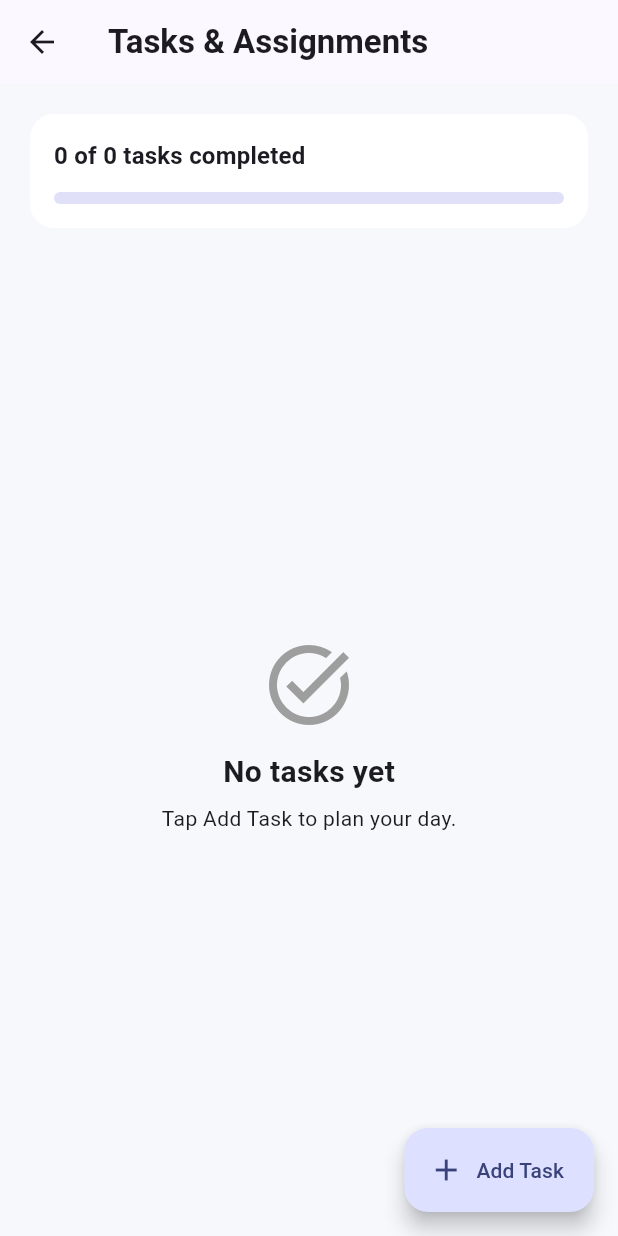
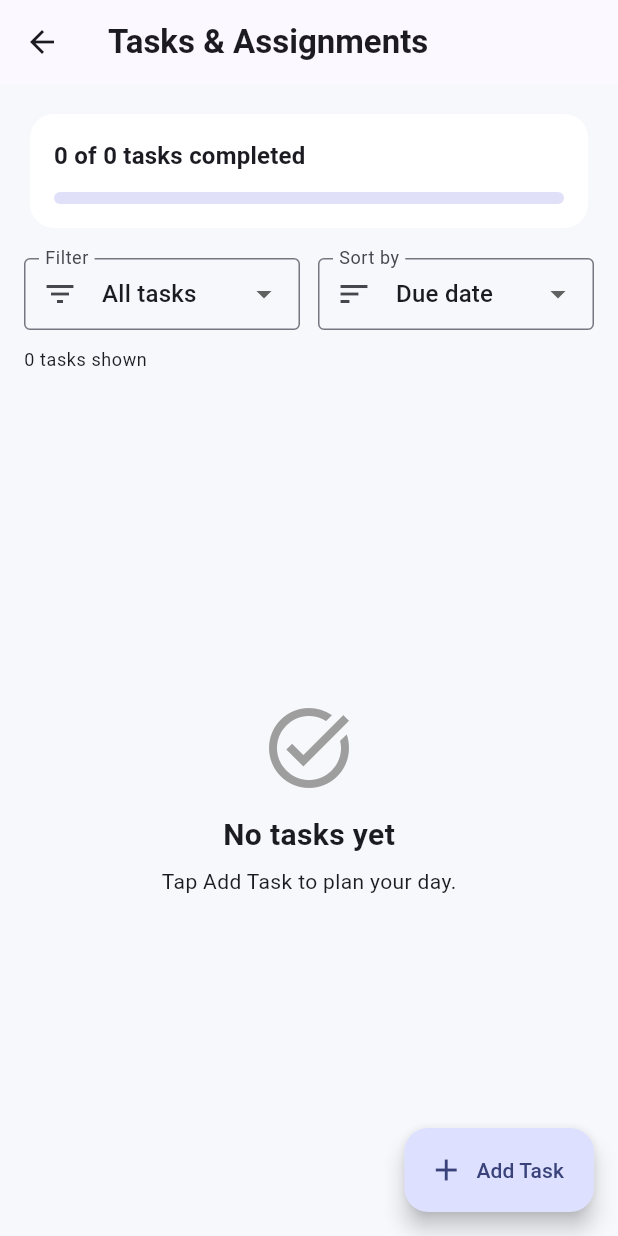
Before and after one commit to VarshiniAyyapusetty/student_productivity_planner, a Flutter app: the TasksScreen screen opened directly, on a phone screen of 412 x 824 dp. Run offline on Flutter 3.47's test engine with Material 3 defaults, Android fonts, the phone set to English and light mode, and no system bars; our stand-ins replace shared_preferences; accounts and stored records are empty.

Commit message:
Added task filtering and sorting

```diff
--- a/lib/screens/tasks_screen.dart
+++ b/lib/screens/tasks_screen.dart
@@ -3,6 +3,10 @@ import 'package:provider/provider.dart';
 
 import '../models/task.dart';
 import '../providers/task_provider.dart';
+
+enum _TaskFilter { all, pending, completed, high, medium, low }
+
+enum _TaskSort { dueDate, priority, title }
 
 class TasksScreen extends StatefulWidget {
   const TasksScreen({super.key});
@@ -17,6 +21,9 @@ class _TasksScreenState extends State<TasksScreen> {
 
   TaskPriority _selectedPriority = TaskPriority.medium;
   DateTime? _selectedDate;
+
+  _TaskFilter _selectedFilter = _TaskFilter.all;
+  _TaskSort _selectedSort = _TaskSort.dueDate;
 
   @override
   void dispose() {
@@ -157,10 +164,63 @@ class _TasksScreenState extends State<TasksScreen> {
     context.read<TaskProvider>().deleteTask(task.id);
   }
 
+  List<Task> _getVisibleTasks(List<Task> allTasks) {
+    final filteredTasks = allTasks.where((task) {
+      switch (_selectedFilter) {
+        case _TaskFilter.all:
+          return true;
+        case _TaskFilter.pending:
+          return !task.isCompleted;
+        case _TaskFilter.completed:
+          return task.isCompleted;
+        case _TaskFilter.high:
+          return task.priority == TaskPriority.high;
+        case _TaskFilter.medium:
+          return task.priority == TaskPriority.medium;
+        case _TaskFilter.low:
+          return task.priority == TaskPriority.low;
+      }
+    }).toList();
+
+    switch (_selectedSort) {
+      case _TaskSort.dueDate:
+        filteredTasks.sort((a, b) {
+          if (a.dueDate == null && b.dueDate == null) {
+            return a.title.toLowerCase().compareTo(b.title.toLowerCase());
+          }
+          if (a.dueDate == null) return 1;
+          if (b.dueDate == null) return -1;
+
+          return a.dueDate!.compareTo(b.dueDate!);
+        });
+
+      case _TaskSort.priority:
+        const priorityOrder = {
+          TaskPriority.high: 0,
+          TaskPriority.medium: 1,
+          TaskPriority.low: 2,
+        };
+
+        filteredTasks.sort((a, b) {
+          return priorityOrder[a.priority]!.compareTo(
+            priorityOrder[b.priority]!,
+          );
+        });
+
+      case _TaskSort.title:
+        filteredTasks.sort((a, b) {
+          return a.title.toLowerCase().compareTo(b.title.toLowerCase());
+        });
+    }
+
+    return filteredTasks;
+  }
+
   @override
   Widget build(BuildContext context) {
     final taskProvider = context.watch<TaskProvider>();
-    final tasks = taskProvider.tasks;
+    final allTasks = taskProvider.tasks;
+    final tasks = _getVisibleTasks(allTasks);
     final completed = taskProvider.completedTasks;
     final total = taskProvider.totalTasks;
 
@@ -203,8 +263,107 @@ class _TasksScreenState extends State<TasksScreen> {
               ),
             ),
             const SizedBox(height: 16),
+
+            // Filter and sorting controls.
+            Row(
+              children: [
+                Expanded(
+                  child: DropdownButtonFormField<_TaskFilter>(
+                    initialValue: _selectedFilter,
+                    isExpanded: true,
+                    decoration: const InputDecoration(
+                      labelText: 'Filter',
+                      prefixIcon: Icon(Icons.filter_list),
+                      border: OutlineInputBorder(),
+                      contentPadding: EdgeInsets.symmetric(
+                        horizontal: 10,
+                        vertical: 12,
+                      ),
+                    ),
+                    items: const [
+                      DropdownMenuItem(
+                        value: _TaskFilter.all,
+                        child: Text('All tasks'),
+                      ),
+                      DropdownMenuItem(
+                        value: _TaskFilter.pending,
+                        child: Text('Pending'),
+                      ),
+                      DropdownMenuItem(
+                        value: _TaskFilter.completed,
+                        child: Text('Completed'),
+                      ),
+                      DropdownMenuItem(
+                        value: _TaskFilter.high,
+                        child: Text('High priority'),
+                      ),
+                      DropdownMenuItem(
+                        value: _TaskFilter.medium,
+                        child: Text('Medium priority'),
+                      ),
+                      DropdownMenuItem(
+                        value: _TaskFilter.low,
+                        child: Text('Low priority'),
+                      ),
+                    ],
+                    onChanged: (filter) {
+                      if (filter != null) {
+                        setState(() {
+                          _selectedFilter = filter;
+                        });
+                      }
+                    },
+                  ),
+                ),
+                const SizedBox(width: 12),
+                Expanded(
+                  child: DropdownButtonFormField<_TaskSort>(
+                    initialValue: _selectedSort,
+                    isExpanded: true,
+                    decoration: const InputDecoration(
+                      labelText: 'Sort by',
+                      prefixIcon: Icon(Icons.sort),
+                      border: OutlineInputBorder(),
+                      contentPadding: EdgeInsets.symmetric(
+                        horizontal: 10,
+                        vertical: 12,
+                      ),
+                    ),
+                    items: const [
+                      DropdownMenuItem(
+                        value: _TaskSort.dueDate,
+                        child: Text('Due date'),
+                      ),
+                      DropdownMenuItem(
+                        value: _TaskSort.priority,
+                        child: Text('Priority'),
+                      ),
+                      DropdownMenuItem(
+                        value: _TaskSort.title,
+                        child: Text('Title A–Z'),
+                      ),
+                    ],
+                    onChanged: (sort) {
+                      if (sort != null) {
+                        setState(() {
+                          _selectedSort = sort;
+                        });
+                      }
+                    },
+                  ),
+                ),
+              ],
+            ),
+            const SizedBox(height: 12),
+
+            Text(
+              '${tasks.length} ${tasks.length == 1 ? 'task' : 'tasks'} shown',
+              style: Theme.of(context).textTheme.bodySmall,
+            ),
+            const SizedBox(height: 8),
+
             Expanded(
-              child: tasks.isEmpty
+              child: allTasks.isEmpty
                   ? const Center(
                       child: Column(
                         mainAxisSize: MainAxisSize.min,
@@ -223,6 +382,8 @@ class _TasksScreenState extends State<TasksScreen> {
                         ],
                       ),
                     )
+                  : tasks.isEmpty
+                  ? const Center(child: Text('No tasks match this filter.'))
                   : ListView.builder(
                       itemCount: tasks.length,
                       itemBuilder: (context, index) {
```
